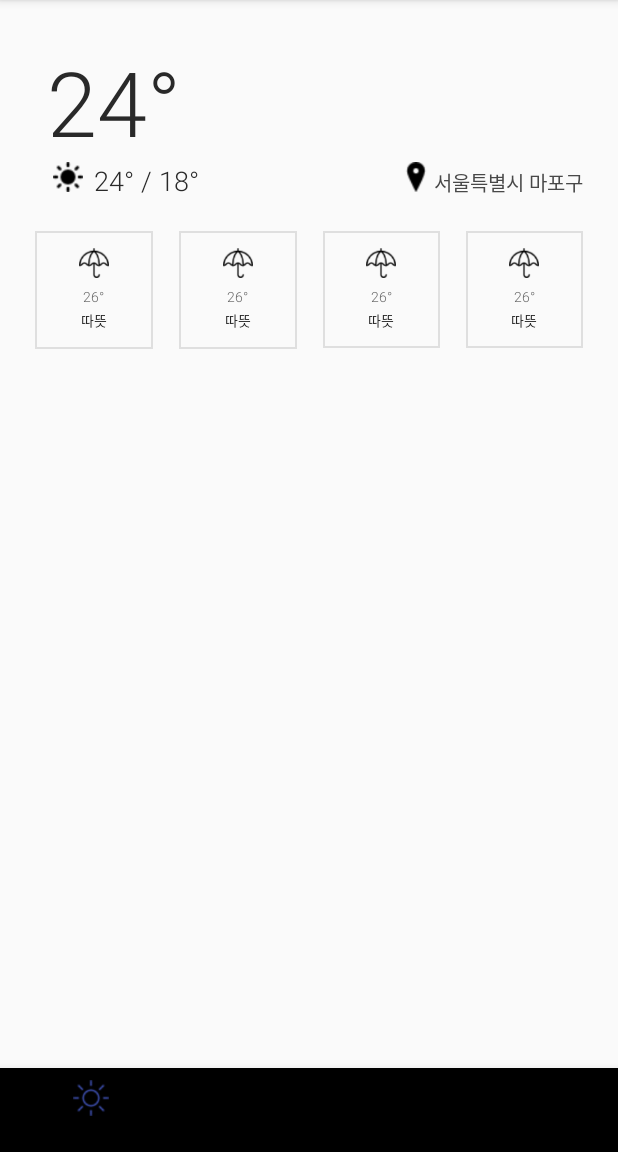
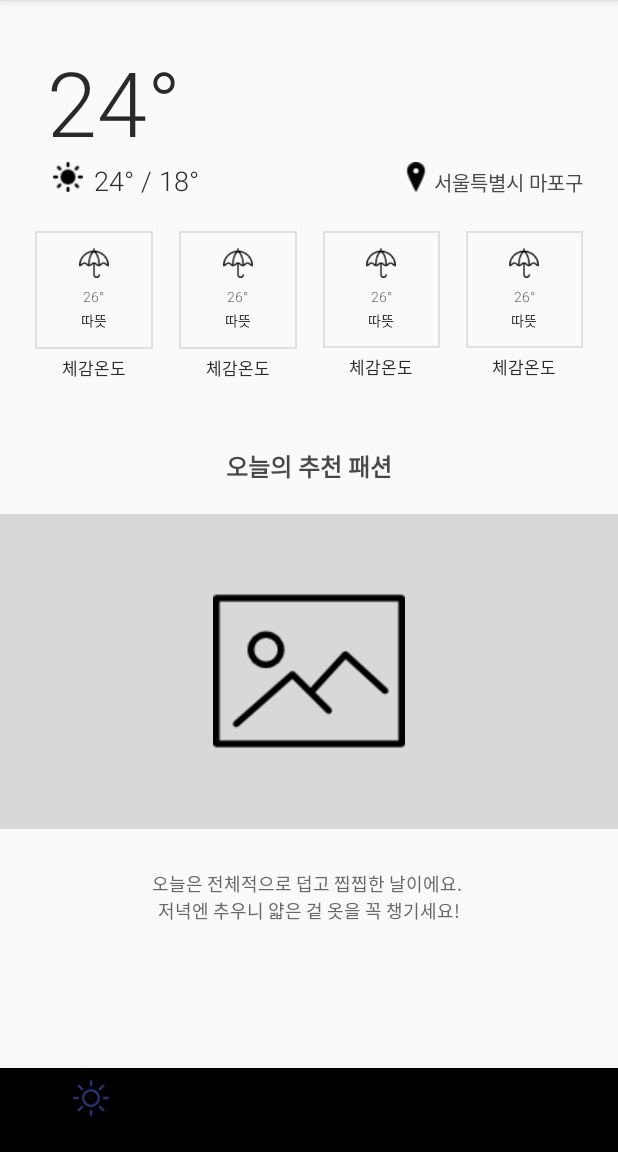
Before and after one commit to Mash-Up-MapC/MapC-android, an Android app: the screen it shows after launch (MainActivity), on a phone screen of 412 x 824 dp, the part 84-1236 px from its top. Run offline under Robolectric (Android 15) with nearby library versions, the phone set to English and light mode, and no system bars; our stand-ins replace data binding.

Commit message:
오늘의 추천 패션 뷰 추가

```diff
--- /dev/null
+++ b/app/src/main/java/mashup/kr/mapc/ui/main/home/view/TodayRecommendView.java
@@ -0,0 +1,29 @@
+package mashup.kr.mapc.ui.main.home.view;
+
+import android.content.Context;
+import android.support.annotation.NonNull;
+import android.support.annotation.Nullable;
+import android.util.AttributeSet;
+import android.widget.FrameLayout;
+
+import mashup.kr.mapc.R;
+
+public class TodayRecommendView extends FrameLayout {
+
+    public TodayRecommendView(@NonNull Context context) {
+        super(context);
+
+        init();
+    }
+
+    public TodayRecommendView(@NonNull Context context, @Nullable AttributeSet attrs) {
+        super(context, attrs);
+
+        init();
+    }
+
+    private void init() {
+        inflate(getContext(), R.layout.view_today_recommend, this);
+    }
+
+}
--- a/app/src/main/res/layout/fragment_home.xml
+++ b/app/src/main/res/layout/fragment_home.xml
@@ -12,9 +12,14 @@
         <LinearLayout
             android:layout_width="match_parent"
             android:layout_height="wrap_content"
-            android:orientation="vertical">
+            android:orientation="vertical"
+            android:paddingBottom="100dp">
 
             <mashup.kr.mapc.ui.main.home.view.WeatherSummaryView
+                android:layout_width="match_parent"
+                android:layout_height="wrap_content" />
+
+            <mashup.kr.mapc.ui.main.home.view.TodayRecommendView
                 android:layout_width="match_parent"
                 android:layout_height="wrap_content" />
 
--- /dev/null
+++ b/app/src/main/res/layout/view_today_recommend.xml
@@ -0,0 +1,46 @@
+<?xml version="1.0" encoding="utf-8"?>
+<LinearLayout xmlns:android="http://schemas.android.com/apk/res/android"
+    android:layout_width="match_parent"
+    android:layout_height="match_parent"
+    android:layout_marginBottom="27dp"
+    android:layout_marginTop="23dp"
+    android:orientation="vertical">
+
+    <TextView
+        android:layout_width="wrap_content"
+        android:layout_height="wrap_content"
+        android:layout_gravity="center"
+        android:gravity="center_horizontal"
+        android:text="오늘의 추천 패션"
+        android:textColor="#484848"
+        android:textSize="16sp"
+        android:textStyle="bold" />
+
+    <FrameLayout
+        android:layout_width="match_parent"
+        android:layout_height="210dp"
+        android:layout_marginTop="20dp"
+        android:background="#d8d8d8">
+
+        <ImageView
+            android:layout_width="wrap_content"
+            android:layout_height="wrap_content"
+            android:layout_gravity="center"
+            android:src="@drawable/icon_picture" />
+
+    </FrameLayout>
+
+    <TextView
+        android:layout_width="wrap_content"
+        android:layout_height="wrap_content"
+        android:layout_gravity="center"
+        android:layout_marginTop="27dp"
+        android:fontFamily="sans-serif-light"
+        android:gravity="center_horizontal"
+        android:text="오늘은 전체적으로 덥고 찝찝한 날이에요. \n저녁엔 추우니 얇은 겉 옷을 꼭 챙기세요!"
+        android:textColor="#676767"
+        android:textSize="12sp"
+        android:textStyle="normal" />
+
+
+</LinearLayout>
--- a/app/src/main/res/layout/view_weather_info_card.xml
+++ b/app/src/main/res/layout/view_weather_info_card.xml
@@ -62,9 +62,8 @@
             android:layout_gravity="center_horizontal"
             android:layout_marginTop="4dp"
             android:gravity="center_horizontal"
-            android:text="@{title}"
             android:textColor="#292929"
-            tools:text="체감온도"
+            android:text="체감온도"
             android:textSize="11sp" />
 
     </LinearLayout>
```
Also changed, not shown: app/src/main/res/drawable/icon_picture.png (added).
